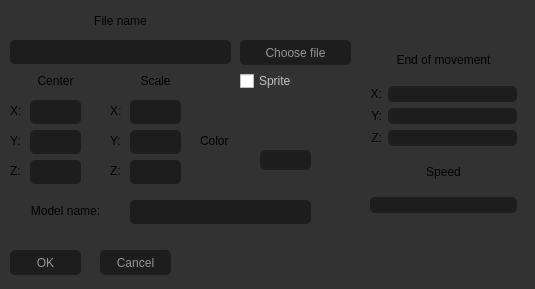
Old version of the form src/metronome/UiForms/addmodelwindow.ui in the repository aavortep/cg_course.
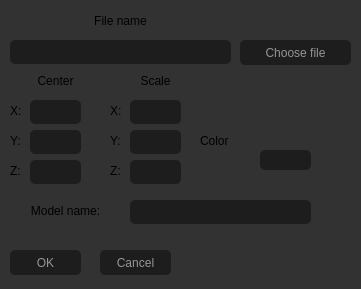
New version of the form.

What changed in the file:
```diff
--- a/src/metronome/UiForms/addmodelwindow.ui
+++ b/src/metronome/UiForms/addmodelwindow.ui
@@ -6,7 +6,7 @@
    <rect>
     <x>0</x>
     <y>0</y>
-    <width>535</width>
+    <width>361</width>
     <height>289</height>
    </rect>
   </property>
@@ -460,8 +460,8 @@
   <widget class="QCheckBox" name="checkBox_isSprite">
    <property name="geometry">
     <rect>
-     <x>240</x>
-     <y>70</y>
+     <x>400</x>
+     <y>230</y>
      <width>81</width>
      <height>22</height>
     </rect>
```
